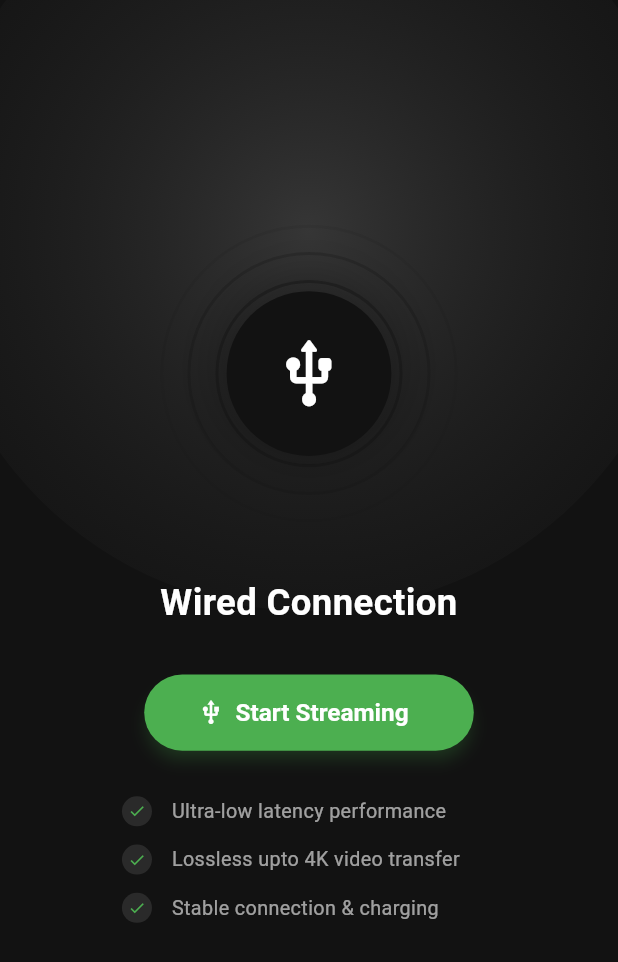
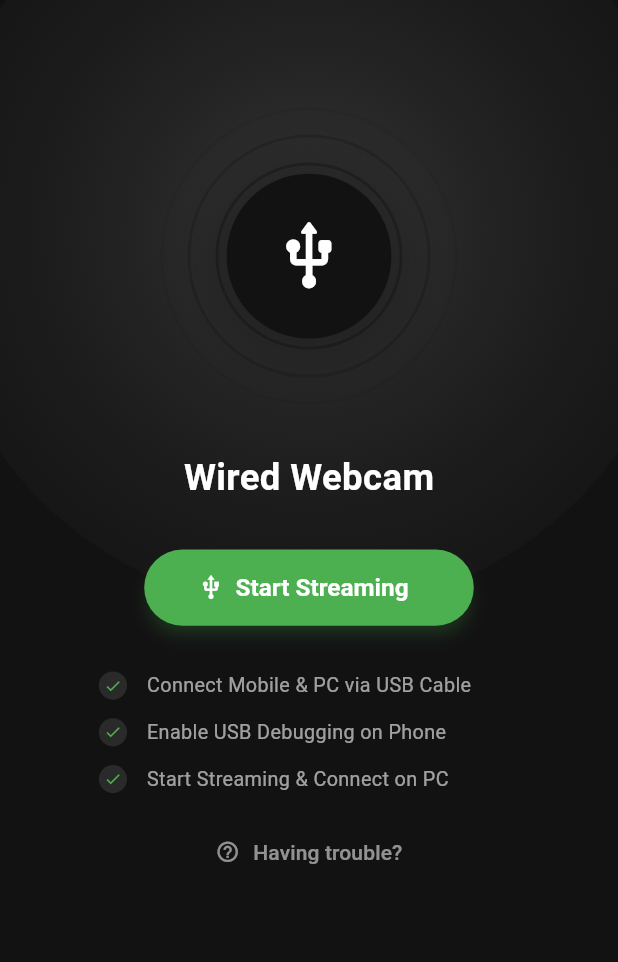
Before and after one commit to Adarsh1o1/webcamo, a Flutter app: the USBPage screen opened directly, on a phone screen of 412 x 824 dp. Shown: the top 962 px of the screen. Run offline on Flutter 3.47's test engine with Material 3 defaults, Android fonts, the phone set to English and light mode, and no system bars; our stand-ins replace camera, flutter_riverpod, flutter_screenutil, permission_handler, shared_preferences, shelf and 2 more; missing offline and left inert: flutter_webrtc, network_info_plus, shelf_router; accounts and stored records are empty.

Commit message:
UI Enhancements for usb streaming

```diff
--- a/lib/views/home_page.dart
+++ b/lib/views/home_page.dart
@@ -1590,7 +1590,7 @@ class _InstructionRow extends StatelessWidget {
       mainAxisAlignment: MainAxisAlignment.center,
       children: [
         Container(
-          padding: const EdgeInsets.all(4),
+          padding: EdgeInsets.all(AppSizes.p4 - 1.sp),
           decoration: BoxDecoration(
             color: Colors.white10,
             shape: BoxShape.circle,
--- a/lib/views/usb/usb_page.dart
+++ b/lib/views/usb/usb_page.dart
@@ -1,37 +1,19 @@
-// lib/views/usb/usb_page.dart
-
-
 import 'package:flutter/material.dart';
 import 'package:flutter_screenutil/flutter_screenutil.dart';
 import 'package:webcamo/utils/colors.dart';
 import 'package:webcamo/utils/sizes.dart';
+import 'package:webcamo/views/troubleshoot/troubleshoot_page.dart';
 import 'package:webcamo/views/usb/usb_streaming_page.dart';
 
 class USBPage extends StatelessWidget {
   const USBPage({super.key});
 
-  // Future<void> _commingSoon(BuildContext context) async {
-  //   ScaffoldMessenger.of(context).showSnackBar(
-  //     SnackBar(
-  //       content: Text(
-  //         'This feature is comming soon',
-  //         style: TextStyle(fontSize: AppSizes.font_sm),
-  //       ),
-  //     ),
-  //   );
-  //   // return null;
-  // }
-
   @override
   Widget build(BuildContext context) {
-    // Dark theme background to match Settings Page
-    // const Color darkBackground = Color(0xFF121212);
-
     return Scaffold(
       backgroundColor: MyColors.lightColorScheme.primary,
       body: Stack(
         children: [
-          // 1. Background Ambient Glow
           Positioned(
             top: -100,
             left: -100,
@@ -41,41 +23,41 @@ class USBPage extends StatelessWidget {
               decoration: BoxDecoration(
                 shape: BoxShape.circle,
                 gradient: RadialGradient(
-                  colors: [MyColors.grey.withOpacity(0.2), Colors.transparent],
+                  colors: [
+                    MyColors.grey.withOpacity(0.2),
+                    Colors.transparent,
+                  ],
                   radius: 0.8.r,
                 ),
               ),
             ),
           ),
+          SingleChildScrollView(
+            child: Column(
+              crossAxisAlignment: CrossAxisAlignment.center,
+              children: [
+                SizedBox(height: 60.h),
 
-          // 2. Main Content
-          SafeArea(
-            child: Padding(
-              padding: EdgeInsets.symmetric(horizontal: AppSizes.p24),
-              child: Column(
-                mainAxisAlignment: MainAxisAlignment.center,
-                children: [
-                  const Spacer(flex: 2),
-
-                  // Animated Icon with Ripples
+                // Animation
                 const _RippleUSBIcon(),
 
-                  SizedBox(height: 25.h),
+                SizedBox(height: 20.h),
 
-                  // Headline
+                // Heading Text
                 Text(
-                    'Wired Connection',
-                    textAlign: TextAlign.center,
+                  "Wired Webcam",
                   style: TextStyle(
                     fontSize: 24.sp,
                     fontWeight: FontWeight.bold,
                     color: Colors.white,
-                      // letterSpacing: 1.2,
                   ),
                 ),
+
                 SizedBox(height: 30.h),
+
                 // Start Button
-                  SizedBox(
+                Center(
+                  child: SizedBox(
                     width: 200.w,
                     height: 50.h,
                     child: ElevatedButton.icon(
@@ -104,73 +86,59 @@ class USBPage extends StatelessWidget {
                       ),
                     ),
                   ),
+                ),
+
                 SizedBox(height: 30.h),
 
-                  // Description Text with Icons
+                // Instruction Points
                 Padding(
-                     padding: EdgeInsets.symmetric(horizontal: 50.w),
+                  padding: EdgeInsets.symmetric(horizontal: 60.w),
+                  child: Align(
+                    alignment: Alignment.center,
                     child: Column(
+                      crossAxisAlignment: CrossAxisAlignment.center,
                       children: [
-                        _InstructionRow(
-                          text: "Ultra-low latency performance",
+                        const _InstructionRow(
+                          text: "Connect Mobile & PC via USB Cable",
                         ),
                         SizedBox(height: 12.h),
-                        _InstructionRow(
-                          text: "Lossless upto 4K video transfer",
+                        const _InstructionRow(
+                          text: "Enable USB Debugging on Phone",
                         ),
                         SizedBox(height: 12.h),
-                        _InstructionRow(
-                          text: "Stable connection & charging",
+                        const _InstructionRow(
+                          text: "Start Streaming & Connect on PC",
                         ),
                       ],
                     ),
                   ),
+                ),
 
-                  const Spacer(flex: 3),
+                SizedBox(height: 15.h),
 
-                  // // "Notify Me" Button
-                  // SizedBox(
-                  //   width: double.infinity,
-                  //   height: 56.h,
-                  //   child: ElevatedButton(
-                  //     onPressed: () {
-                  //       ScaffoldMessenger.of(context).showSnackBar(
-                  //         SnackBar(
-                  //           content: const Text(
-                  //             "We'll notify you when USB mode connects!",
-                  //           ),
-                  //           backgroundColor: MyColors.grey,
-                  //           behavior: SnackBarBehavior.floating,
-                  //         ),
-                  //       );
-                  //     },
-                  //     style: ElevatedButton.styleFrom(
-                  //       backgroundColor: MyColors.green,
-                  //       foregroundColor: Colors.white,
-                  //       elevation: 0,
-                  //       shape: RoundedRectangleBorder(
-                  //         borderRadius: BorderRadius.circular(16.r),
-                  //       ),
-                  //     ),
-                  //     child: Row(
-                  //       mainAxisAlignment: MainAxisAlignment.center,
-                  //       children: [
-                  //         Icon(Icons.notifications_active_rounded, size: 20.sp),
-                  //         SizedBox(width: 10.w),
-                  //         Text(
-                  //           "Notify Me When Ready",
-                  //           style: TextStyle(
-                  //             fontSize: 16.sp,
-                  //             fontWeight: FontWeight.bold,
-                  //           ),
-                  //         ),
-                  //       ],
-                  //     ),
-                  //   ),
-                  // ),
-                  // SizedBox(height: 70.h),
+                // Help Link
+                TextButton(
+                  onPressed: () {
+                   Navigator.push(
+                     context,
+                     MaterialPageRoute(
+                       builder: (context) => const TroubleshootPage(),
+                     ),
+                   );
+                  },
+                  style: TextButton.styleFrom(
+                    foregroundColor: Colors.white54,
+                  ),
+                  child: Row(
+                    mainAxisSize: MainAxisSize.min,
+                    children: [
+                      Icon(Icons.help_outline, size: 16.sp),
+                      SizedBox(width: 8.w),
+                      const Text("Having trouble?"),
                     ],
                   ),
+                ),
+              ],
             ),
           ),
         ],
@@ -191,7 +159,7 @@ class _InstructionRow extends StatelessWidget {
       mainAxisAlignment: MainAxisAlignment.center,
       children: [
         Container(
-          padding: const EdgeInsets.all(4),
+          padding: EdgeInsets.all(AppSizes.p4 - 1.sp),
           decoration: BoxDecoration(
             color: Colors.white10,
             shape: BoxShape.circle,
```
Also changed, not shown: lib/views/usb/usb_streaming_page.dart (+222 -189 lines), pubspec.lock, 2 other files. Lines whose indentation alone changed are shown as unchanged.
